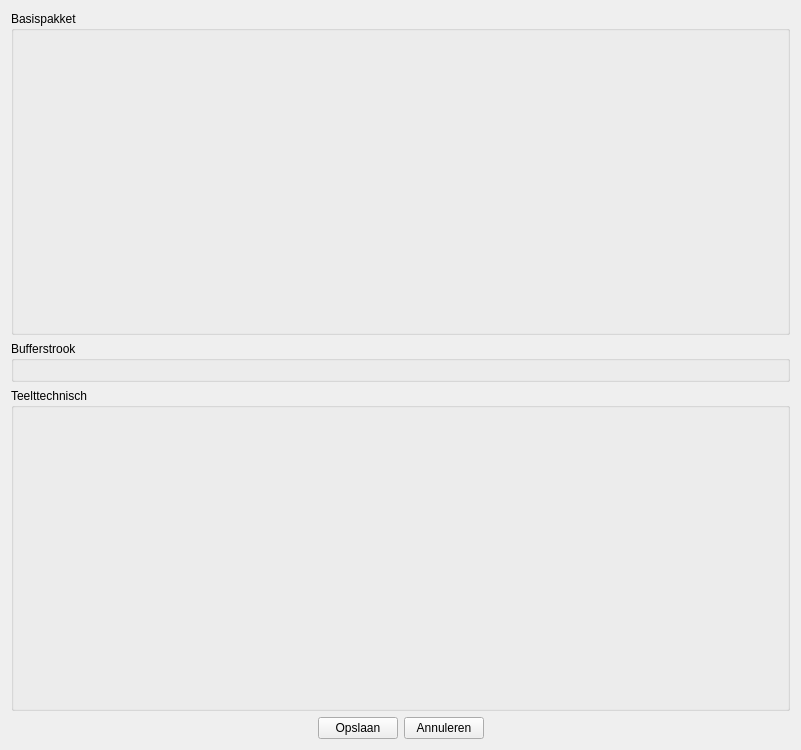
Qt form ui_monitoringwidget.ui (DOV-Vlaanderen/erosiebezwaren) before a commit.
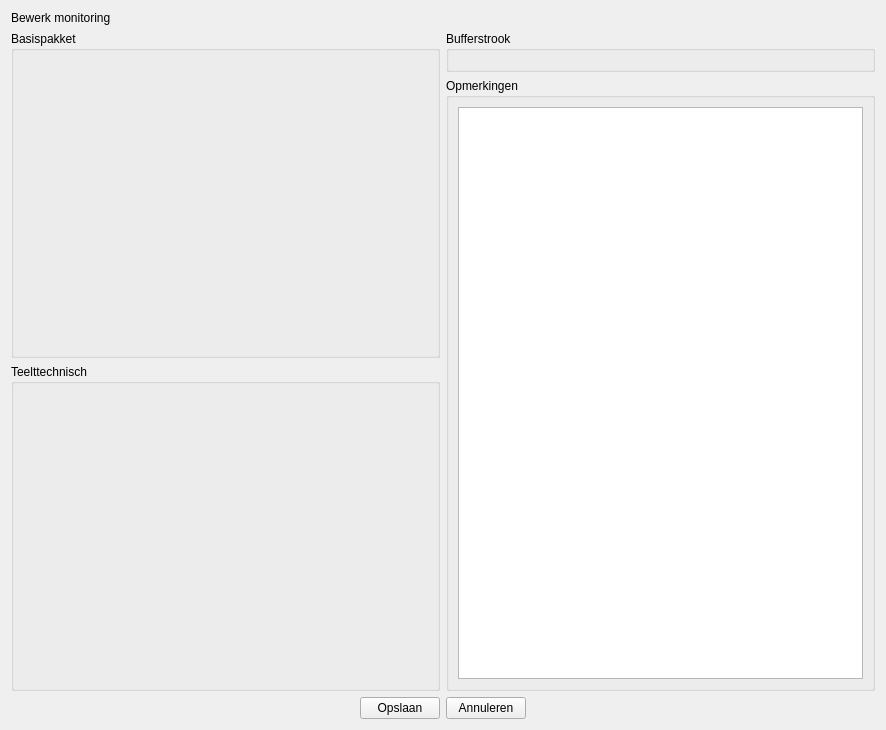
The same form after that commit. Custom widgets are drawn as their Qt base class.

Diff of the .ui file:
```diff
--- a/ui_monitoringwidget.ui
+++ b/ui_monitoringwidget.ui
@@ -6,14 +6,28 @@
    <rect>
     <x>0</x>
     <y>0</y>
-    <width>801</width>
-    <height>750</height>
+    <width>886</width>
+    <height>730</height>
    </rect>
   </property>
   <property name="windowTitle">
    <string>Form</string>
   </property>
-  <layout class="QVBoxLayout" name="verticalLayout">
+  <layout class="QVBoxLayout" name="verticalLayout_4">
+   <item>
+    <widget class="QLabel" name="lbv_header">
+     <property name="text">
+      <string>Bewerk monitoring</string>
+     </property>
+     <property name="margin">
+      <number>4</number>
+     </property>
+    </widget>
+   </item>
+   <item>
+    <layout class="QHBoxLayout" name="horizontalLayout_2">
+     <item>
+      <layout class="QVBoxLayout" name="verticalLayout_2">
    <item>
     <widget class="QGroupBox" name="gb_basispakket">
      <property name="sizePolicy">
@@ -25,13 +39,37 @@
      <property name="title">
       <string>Basispakket</string>
      </property>
+         <property name="flat">
+          <bool>true</bool>
+         </property>
      <layout class="QVBoxLayout" name="lyt_basispakket"/>
     </widget>
    </item>
    <item>
+        <widget class="QGroupBox" name="gb_teelttechnisch">
+         <property name="sizePolicy">
+          <sizepolicy hsizetype="Preferred" vsizetype="Expanding">
+           <horstretch>0</horstretch>
+           <verstretch>0</verstretch>
+          </sizepolicy>
+         </property>
+         <property name="title">
+          <string>Teelttechnisch</string>
+         </property>
+         <property name="flat">
+          <bool>true</bool>
+         </property>
+         <layout class="QVBoxLayout" name="lyt_teelttechnisch"/>
+        </widget>
+       </item>
+      </layout>
+     </item>
+     <item>
+      <layout class="QVBoxLayout" name="verticalLayout_3">
+       <item>
     <widget class="QGroupBox" name="gb_bufferstrook">
      <property name="sizePolicy">
-      <sizepolicy hsizetype="Preferred" vsizetype="Preferred">
+          <sizepolicy hsizetype="Minimum" vsizetype="Preferred">
        <horstretch>0</horstretch>
        <verstretch>0</verstretch>
       </sizepolicy>
@@ -39,24 +77,46 @@
      <property name="title">
       <string>Bufferstrook</string>
      </property>
+         <property name="flat">
+          <bool>true</bool>
+         </property>
      <layout class="QVBoxLayout" name="lyt_bufferstrook"/>
     </widget>
    </item>
    <item>
-    <widget class="QGroupBox" name="gb_teelttechnisch">
+        <widget class="QGroupBox" name="gb_opmerkingen">
      <property name="sizePolicy">
-      <sizepolicy hsizetype="Preferred" vsizetype="Expanding">
+          <sizepolicy hsizetype="Minimum" vsizetype="Preferred">
        <horstretch>0</horstretch>
        <verstretch>0</verstretch>
       </sizepolicy>
      </property>
      <property name="title">
-      <string>Teelttechnisch</string>
-     </property>
-    </widget>
-   </item>
+          <string>Opmerkingen</string>
+         </property>
+         <property name="flat">
+          <bool>true</bool>
+         </property>
+         <layout class="QVBoxLayout" name="verticalLayout">
+          <item>
+           <widget class="ValueTextEdit" name="efw_opmerkingen_monitoring">
+            <property name="sizePolicy">
+             <sizepolicy hsizetype="Preferred" vsizetype="Expanding">
+              <horstretch>0</horstretch>
+              <verstretch>0</verstretch>
+             </sizepolicy>
+            </property>
+           </widget>
+          </item>
+         </layout>
+        </widget>
+       </item>
+      </layout>
+     </item>
+    </layout>
+   </item>
    <item>
-    <layout class="QHBoxLayout" name="horizontalLayout_4">
+    <layout class="QHBoxLayout" name="horizontalLayout_4" stretch="0,0,0,0">
      <item>
       <spacer name="horizontalSpacer_4">
        <property name="orientation">
@@ -101,6 +161,13 @@
    </item>
   </layout>
  </widget>
+ <customwidgets>
+  <customwidget>
+   <class>ValueTextEdit</class>
+   <extends>QPlainTextEdit</extends>
+   <header>Erosiebezwaren/widgets/valueinput.h</header>
+  </customwidget>
+ </customwidgets>
  <resources>
   <include location="resources.qrc"/>
  </resources>
```
Lines whose indentation alone changed are shown as unchanged.
